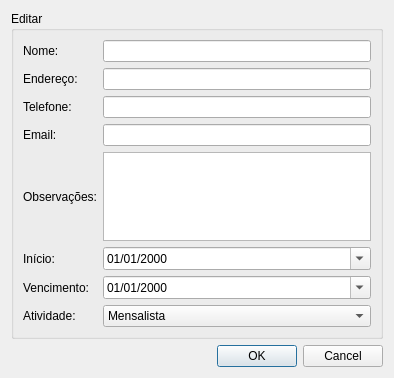
Qt form src/edituser.ui (enriquefynn/VertSys) before a commit.
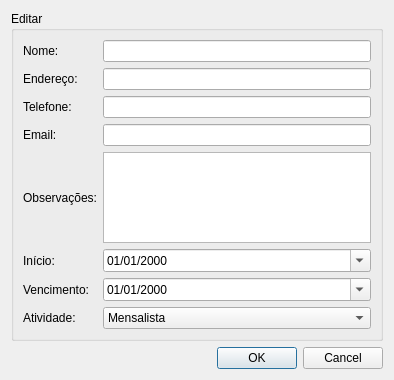
The same form after that commit.

The edit to the form file:
```diff
--- a/src/edituser.ui
+++ b/src/edituser.ui
@@ -7,7 +7,7 @@
     <x>0</x>
     <y>0</y>
     <width>394</width>
-    <height>378</height>
+    <height>380</height>
    </rect>
   </property>
   <property name="windowTitle">
```
Left out of the diff: 20 changed lines with no effect on the pictures.
